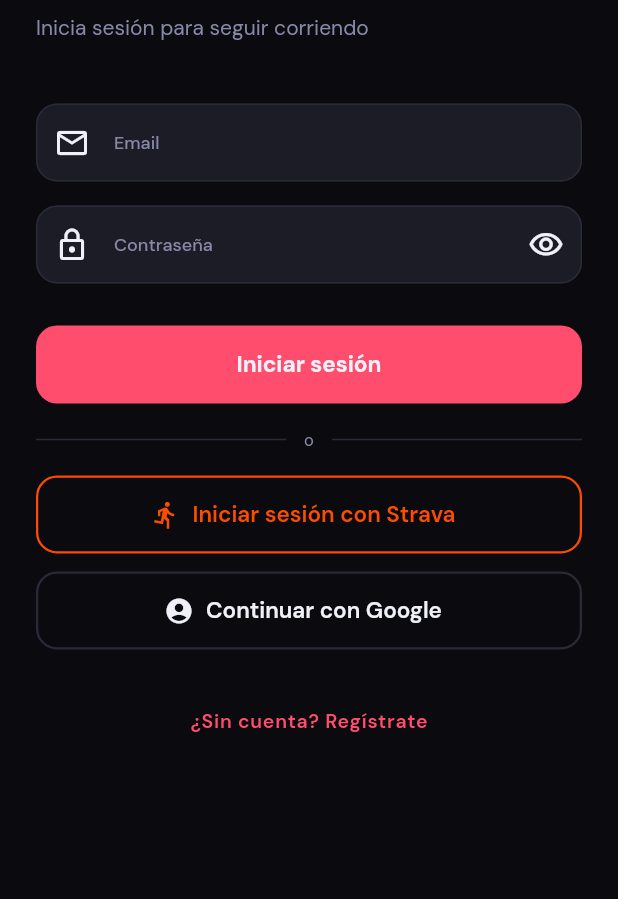
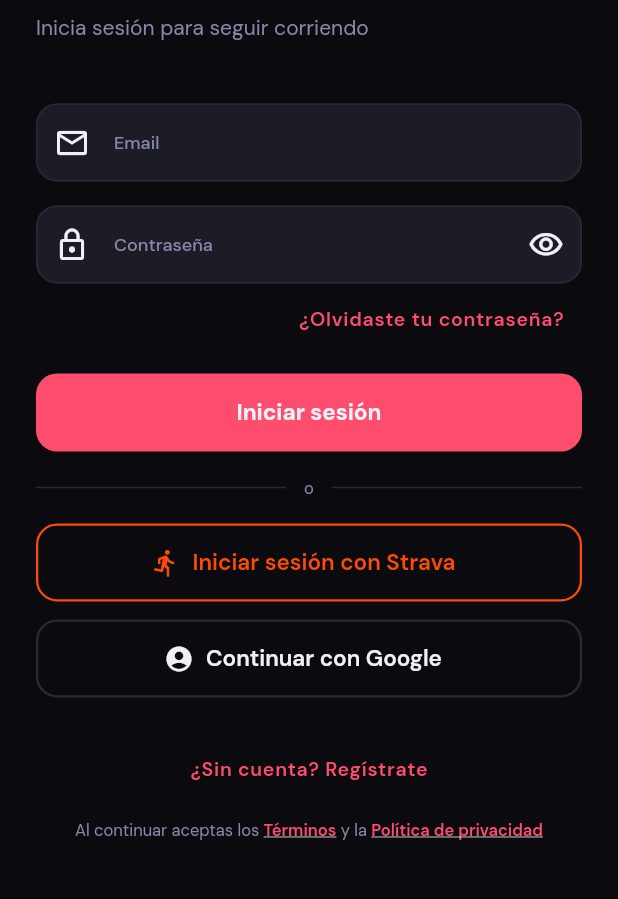
Before and after one commit to jacobo97pd/TrazosApp, a Flutter app: the screen it shows after launch, after a tap on "Saltar", on a phone screen of 412 x 824 dp, the part 195-1094 px from its top. Run offline on Flutter 3.47's test engine with Material 3 defaults, Android fonts, the phone set to English and light mode, and no system bars; our stand-ins replace app_links, cloud_firestore, cloud_functions, confetti, equatable, firebase_auth and 13 more; missing offline and left inert: apple_maps_flutter; accounts and stored records are empty.

Commit message:
Onboarding/auth UX from closed-testing feedback
- Onboarding: boton atras desde el paso 2; "Saltar" oculto en el ultimo paso.
- Login: enlace "Olvidaste tu contrasena" entre el campo de contrasena y el
  boton de acceso (envia el correo de reset).
- Auth: enlaces a Terminos y Politica de privacidad accesibles (footer).
- Registro: campo Confirmar contrasena con validacion de coincidencia.
- Nueva public/terms.html (desplegada en hosting). Bump 1.0.12+13.

Co-Authored-By: Claude Opus 4.8 <noreply@anthropic.com>

```diff
--- a/lib/screens/auth_screen.dart
+++ b/lib/screens/auth_screen.dart
@@ -2,11 +2,16 @@ import 'package:flutter/foundation.dart' show kIsWeb;
 import 'package:flutter/material.dart';
 import 'package:flutter_riverpod/flutter_riverpod.dart';
 import 'package:go_router/go_router.dart';
+import 'package:url_launcher/url_launcher.dart';
 
 import '../core/theme.dart';
 import '../core/router.dart';
 import '../providers/auth_provider.dart';
 import '../services/strava_service.dart';
+
+// Paginas legales (Firebase Hosting).
+const _kTermsUrl = 'https://trazos-database.web.app/terms.html';
+const _kPrivacyUrl = 'https://trazos-database.web.app/privacy.html';
 
 enum _AuthMode { signIn, signUp }
 
@@ -21,6 +26,7 @@ class _AuthScreenState extends ConsumerState<AuthScreen> {
   final _formKey = GlobalKey<FormState>();
   final _emailCtrl = TextEditingController();
   final _passCtrl = TextEditingController();
+  final _confirmPassCtrl = TextEditingController();
   final _nameCtrl = TextEditingController();
   _AuthMode _mode = _AuthMode.signIn;
   bool _obscurePass = true;
@@ -29,8 +35,35 @@ class _AuthScreenState extends ConsumerState<AuthScreen> {
   void dispose() {
     _emailCtrl.dispose();
     _passCtrl.dispose();
+    _confirmPassCtrl.dispose();
     _nameCtrl.dispose();
     super.dispose();
+  }
+
+  void _snack(String message) {
+    if (!mounted) return;
+    ScaffoldMessenger.of(context).showSnackBar(SnackBar(content: Text(message)));
+  }
+
+  // Restablecer contraseña: envía el correo de reset al email introducido.
+  Future<void> _forgotPassword() async {
+    final email = _emailCtrl.text.trim();
+    if (email.isEmpty || !email.contains('@')) {
+      _snack('Introduce tu email para restablecer la contraseña.');
+      return;
+    }
+    try {
+      await ref.read(authNotifierProvider.notifier).resetPassword(email);
+      _snack('Te hemos enviado un correo para restablecer la contraseña.');
+    } catch (e) {
+      _snack('No se pudo enviar el correo: $e');
+    }
+  }
+
+  Future<void> _openLegal(String url) async {
+    final ok = await launchUrl(Uri.parse(url),
+        mode: LaunchMode.externalApplication);
+    if (!ok) _snack('No se pudo abrir el enlace.');
   }
 
   Future<void> _submit() async {
@@ -168,7 +201,35 @@ class _AuthScreenState extends ConsumerState<AuthScreen> {
                       ? 'Mínimo 6 caracteres'
                       : null,
                 ),
-                const SizedBox(height: 28),
+
+                // Confirmar contraseña (solo registro) — evita erratas.
+                if (_mode == _AuthMode.signUp) ...[
+                  const SizedBox(height: 16),
+                  TextFormField(
+                    controller: _confirmPassCtrl,
+                    obscureText: _obscurePass,
+                    decoration: const InputDecoration(
+                      labelText: 'Confirmar contraseña',
+                      prefixIcon: Icon(Icons.lock_outline),
+                    ),
+                    validator: (v) => (v != _passCtrl.text)
+                        ? 'Las contraseñas no coinciden'
+                        : null,
+                  ),
+                ],
+
+                // ¿Olvidaste la contraseña? (solo inicio de sesión), entre el
+                // campo de contraseña y el botón de acceso.
+                if (_mode == _AuthMode.signIn)
+                  Align(
+                    alignment: Alignment.centerRight,
+                    child: TextButton(
+                      onPressed: isLoading ? null : _forgotPassword,
+                      child: const Text('¿Olvidaste tu contraseña?'),
+                    ),
+                  ),
+
+                SizedBox(height: _mode == _AuthMode.signIn ? 12 : 28),
 
                 ElevatedButton(
                   onPressed: isLoading ? null : _submit,
@@ -234,6 +295,28 @@ class _AuthScreenState extends ConsumerState<AuthScreen> {
                     ),
                   ),
                 ),
+
+                // Acceso a Términos y Política de privacidad.
+                const SizedBox(height: 8),
+                Center(
+                  child: Wrap(
+                    alignment: WrapAlignment.center,
+                    crossAxisAlignment: WrapCrossAlignment.center,
+                    children: [
+                      Text('Al continuar aceptas los ',
+                          style: AppTextStyles.caption),
+                      _LegalLink(
+                        label: 'Términos',
+                        onTap: () => _openLegal(_kTermsUrl),
+                      ),
+                      Text(' y la ', style: AppTextStyles.caption),
+                      _LegalLink(
+                        label: 'Política de privacidad',
+                        onTap: () => _openLegal(_kPrivacyUrl),
+                      ),
+                    ],
+                  ),
+                ),
               ],
             ),
           ),
@@ -242,3 +325,25 @@ class _AuthScreenState extends ConsumerState<AuthScreen> {
     );
   }
 }
+
+// Enlace de texto para las páginas legales.
+class _LegalLink extends StatelessWidget {
+  const _LegalLink({required this.label, required this.onTap});
+  final String label;
+  final VoidCallback onTap;
+
+  @override
+  Widget build(BuildContext context) {
+    return GestureDetector(
+      onTap: onTap,
+      child: Text(
+        label,
+        style: AppTextStyles.caption.copyWith(
+          color: AppColors.accent,
+          fontWeight: FontWeight.w600,
+          decoration: TextDecoration.underline,
+        ),
+      ),
+    );
+  }
+}
--- a/lib/screens/onboarding_screen.dart
+++ b/lib/screens/onboarding_screen.dart
@@ -71,11 +71,28 @@ class _OnboardingScreenState extends State<OnboardingScreen> {
       body: SafeArea(
         child: Column(
           children: [
-            Align(
-              alignment: Alignment.centerRight,
-              child: TextButton(
-                onPressed: _finish,
-                child: const Text('Saltar'),
+            SizedBox(
+              height: 48,
+              child: Row(
+                children: [
+                  // Atrás: disponible a partir del paso 2.
+                  if (_current > 0)
+                    IconButton(
+                      onPressed: () => _controller.previousPage(
+                        duration: const Duration(milliseconds: 350),
+                        curve:    Curves.easeInOut,
+                      ),
+                      icon: const Icon(Icons.arrow_back_rounded),
+                      color: AppColors.textSecondary,
+                    ),
+                  const Spacer(),
+                  // Saltar: se oculta en el último paso (no hay nada que saltar).
+                  if (_current != _pages.length - 1)
+                    TextButton(
+                      onPressed: _finish,
+                      child: const Text('Saltar'),
+                    ),
+                ],
               ),
             ),
             Expanded(
--- a/pubspec.yaml
+++ b/pubspec.yaml
@@ -2,7 +2,7 @@ name: runrace
 description: Conquista zonas corriendo. Compite, captura, domina.
 publish_to: 'none'
 
-version: 1.0.11+12
+version: 1.0.12+13
 
 environment:
   sdk: '>=3.0.0 <4.0.0'
```
Also changed, not shown: 1 other file.
